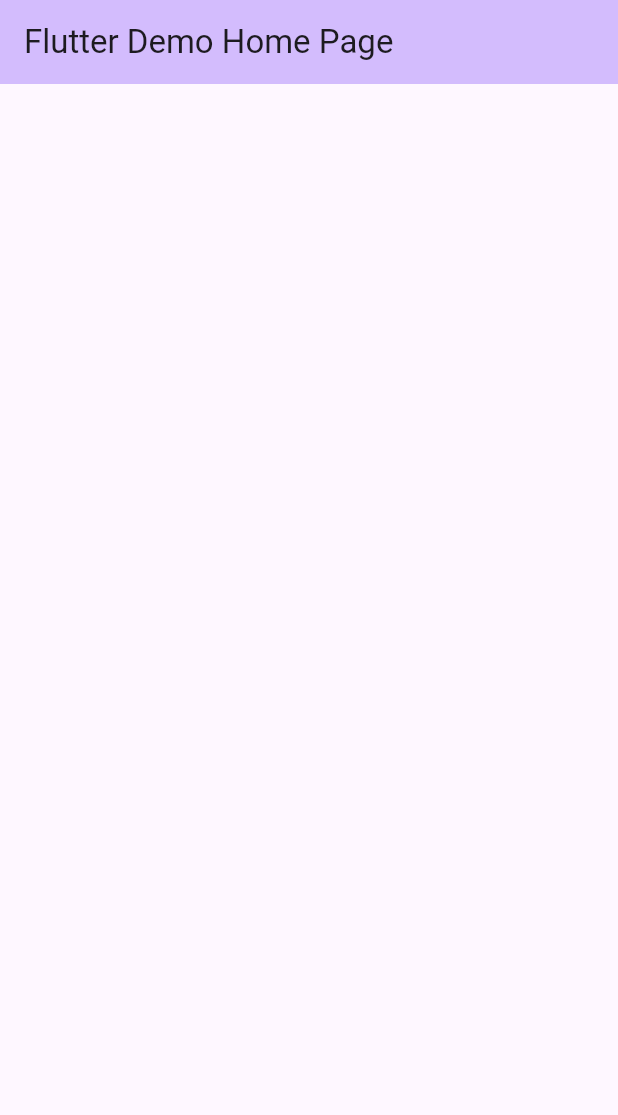
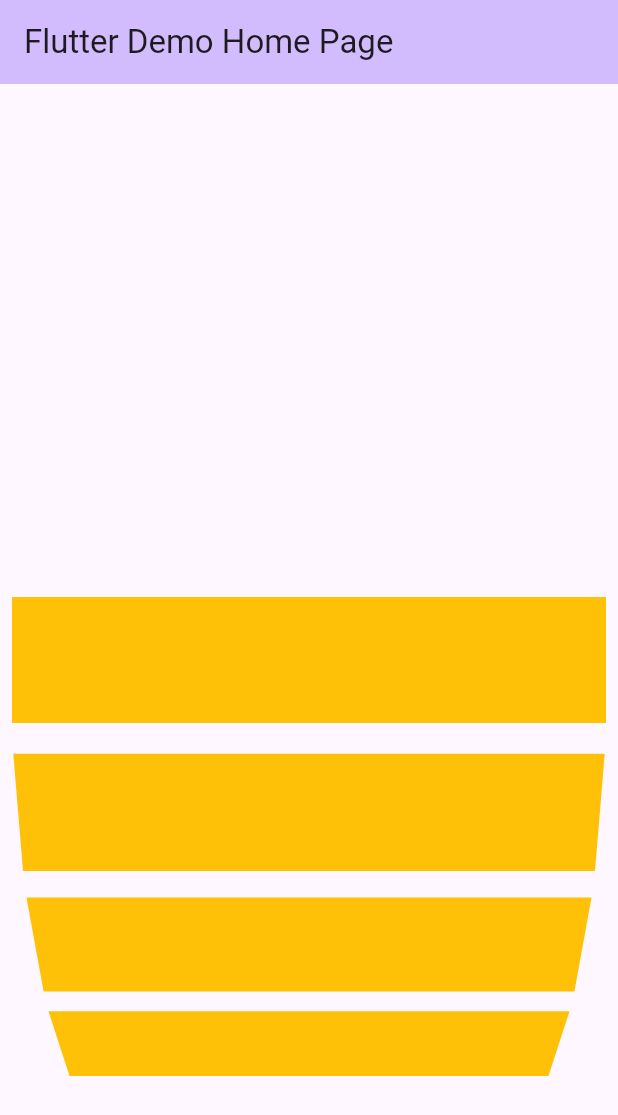
Before and after one commit to Foysalrabby/Flutterpartice70, a Flutter app: the screen it shows after launch, on a phone screen of 412 x 824 dp. Shown: the top 1115 px of the screen. Run offline on Flutter 3.47's test engine with Material 3 defaults, Android fonts, the phone set to English and light mode, and no system bars.

Commit message:
3D container Listwheelscrollview

```diff
--- a/flutterapp/lib/main.dart
+++ b/flutterapp/lib/main.dart
@@ -47,7 +47,42 @@ class _MyHomePageState extends State<MyHomePage> {
 
         title: Text(widget.title),
       ),
-      body: Center(),
+      body: Center(
+        child: ListWheelScrollView(
+          itemExtent: 100,
+          children: [
+            Padding(
+              padding: const EdgeInsets.all(8.0),
+              child: Container(
+                width:double.infinity,
+                color: Colors.amber,
+              ),
+            ),
+            Padding(
+              padding: const EdgeInsets.all(8.0),
+              child: Container(
+                width:double.infinity,
+                color: Colors.amber,
+              ),
+            ),
+            Padding(
+              padding: const EdgeInsets.all(8.0),
+              child: Container(
+                width:double.infinity,
+                color: Colors.amber,
+              ),
+            ),
+            Padding(
+              padding: const EdgeInsets.all(8.0),
+              child: Container(
+                width:double.infinity,
+                color: Colors.amber,
+              ),
+            ),
+          ],
+
+        ),
+      ),
 
 
     );
```
